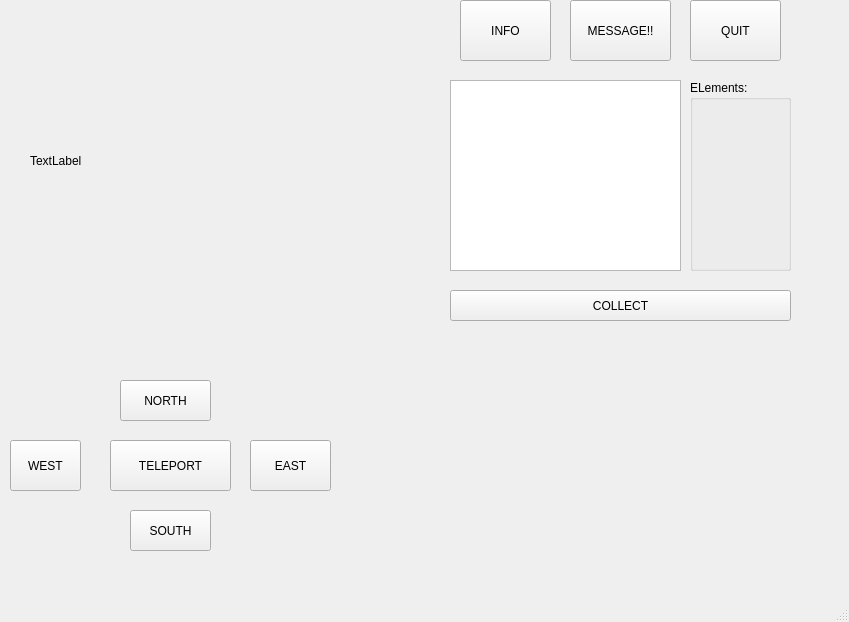
Qt form cs4076_pro/mainwindow.ui (7LuxinC/programming_project) before a commit.
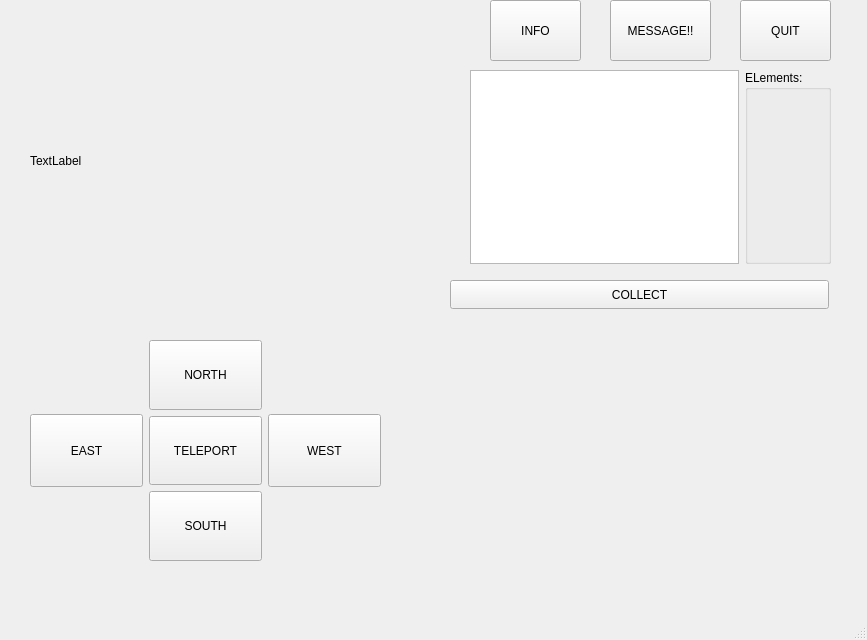
The same form after that commit. Icons and pictures are not drawn.

Diff of the .ui file:
```diff
--- a/cs4076_pro/mainwindow.ui
+++ b/cs4076_pro/mainwindow.ui
@@ -6,8 +6,8 @@
    <rect>
     <x>0</x>
     <y>0</y>
-    <width>849</width>
-    <height>622</height>
+    <width>867</width>
+    <height>640</height>
    </rect>
   </property>
   <property name="windowTitle">
@@ -17,7 +17,7 @@
    <widget class="QPushButton" name="quitBtn">
     <property name="geometry">
      <rect>
-      <x>690</x>
+      <x>740</x>
       <y>0</y>
       <width>91</width>
       <height>61</height>
@@ -33,7 +33,7 @@
    <widget class="QPushButton" name="messageBtn">
     <property name="geometry">
      <rect>
-      <x>570</x>
+      <x>610</x>
       <y>0</y>
       <width>101</width>
       <height>61</height>
@@ -49,7 +49,7 @@
    <widget class="QPushButton" name="infoBtn">
     <property name="geometry">
      <rect>
-      <x>460</x>
+      <x>490</x>
       <y>0</y>
       <width>91</width>
       <height>61</height>
@@ -62,94 +62,12 @@
      <string>INFO</string>
     </property>
    </widget>
-   <widget class="QPushButton" name="northBtn">
-    <property name="geometry">
-     <rect>
-      <x>120</x>
-      <y>380</y>
-      <width>91</width>
-      <height>41</height>
-     </rect>
-    </property>
-    <property name="font">
-     <font/>
-    </property>
-    <property name="text">
-     <string>NORTH</string>
-    </property>
-   </widget>
-   <widget class="QPushButton" name="west">
-    <property name="geometry">
-     <rect>
-      <x>10</x>
-      <y>440</y>
-      <width>71</width>
-      <height>51</height>
-     </rect>
-    </property>
-    <property name="font">
-     <font/>
-    </property>
-    <property name="text">
-     <string>WEST</string>
-    </property>
-   </widget>
-   <widget class="QPushButton" name="eastBtn">
-    <property name="geometry">
-     <rect>
-      <x>250</x>
-      <y>440</y>
-      <width>81</width>
-      <height>51</height>
-     </rect>
-    </property>
-    <property name="font">
-     <font/>
-    </property>
-    <property name="text">
-     <string>EAST</string>
-    </property>
-   </widget>
-   <widget class="QPushButton" name="southBtn">
-    <property name="geometry">
-     <rect>
-      <x>130</x>
-      <y>510</y>
-      <width>81</width>
-      <height>41</height>
-     </rect>
-    </property>
-    <property name="font">
-     <font>
-      <italic>false</italic>
-     </font>
-    </property>
-    <property name="text">
-     <string>SOUTH</string>
-    </property>
-   </widget>
-   <widget class="QPushButton" name="teleportBtn">
-    <property name="geometry">
-     <rect>
-      <x>110</x>
-      <y>440</y>
-      <width>121</width>
-      <height>51</height>
-     </rect>
-    </property>
-    <property name="font">
-     <font/>
-    </property>
-    <property name="text">
-     <string>TELEPORT</string>
-    </property>
-   </widget>
    <widget class="QLabel" name="label">
     <property name="geometry">
      <rect>
       <x>30</x>
       <y>20</y>
-      <width>401</width>
+      <width>371</width>
       <height>281</height>
      </rect>
     </property>
@@ -157,36 +75,13 @@
      <string>TextLabel</string>
     </property>
    </widget>
-   <widget class="QGroupBox" name="groupBox">
-    <property name="geometry">
-     <rect>
-      <x>690</x>
-      <y>80</y>
-      <width>101</width>
-      <height>191</height>
-     </rect>
-    </property>
-    <property name="title">
-     <string>ELements:</string>
-    </property>
-   </widget>
-   <widget class="QTextEdit" name="textEdit">
-    <property name="geometry">
-     <rect>
-      <x>450</x>
-      <y>80</y>
-      <width>231</width>
-      <height>191</height>
-     </rect>
-    </property>
-   </widget>
    <widget class="QLabel" name="mapImg">
     <property name="geometry">
      <rect>
-      <x>360</x>
+      <x>400</x>
       <y>340</y>
-      <width>441</width>
-      <height>211</height>
+      <width>431</width>
+      <height>221</height>
      </rect>
     </property>
     <property name="text">
@@ -206,9 +101,9 @@
     <property name="geometry">
      <rect>
       <x>450</x>
-      <y>290</y>
-      <width>341</width>
-      <height>31</height>
+      <y>280</y>
+      <width>379</width>
+      <height>29</height>
      </rect>
     </property>
     <property name="font">
@@ -218,6 +113,192 @@
      <string>COLLECT</string>
     </property>
    </widget>
+   <widget class="QWidget" name="horizontalLayoutWidget">
+    <property name="geometry">
+     <rect>
+      <x>30</x>
+      <y>340</y>
+      <width>351</width>
+      <height>221</height>
+     </rect>
+    </property>
+    <layout class="QHBoxLayout" name="horizontalLayout">
+     <item>
+      <layout class="QVBoxLayout" name="verticalLayout_7">
+       <item>
+        <spacer name="verticalSpacer_3">
+         <property name="orientation">
+          <enum>Qt::Vertical</enum>
+         </property>
+         <property name="sizeHint" stdset="0">
+          <size>
+           <width>20</width>
+           <height>40</height>
+          </size>
+         </property>
+        </spacer>
+       </item>
+       <item>
+        <widget class="QPushButton" name="eastBtn">
+         <property name="sizePolicy">
+          <sizepolicy hsizetype="Minimum" vsizetype="Expanding">
+           <horstretch>0</horstretch>
+           <verstretch>0</verstretch>
+          </sizepolicy>
+         </property>
+         <property name="font">
+          <font/>
+         </property>
+         <property name="text">
+          <string>EAST</string>
+         </property>
+         <property name="iconSize">
+          <size>
+           <width>30</width>
+           <height>30</height>
+          </size>
+         </property>
+        </widget>
+       </item>
+       <item>
+        <spacer name="verticalSpacer_4">
+         <property name="orientation">
+          <enum>Qt::Vertical</enum>
+         </property>
+         <property name="sizeHint" stdset="0">
+          <size>
+           <width>20</width>
+           <height>40</height>
+          </size>
+         </property>
+        </spacer>
+       </item>
+      </layout>
+     </item>
+     <item>
+      <layout class="QVBoxLayout" name="verticalLayout">
+       <item>
+        <widget class="QPushButton" name="northBtn">
+         <property name="sizePolicy">
+          <sizepolicy hsizetype="Minimum" vsizetype="Expanding">
+           <horstretch>0</horstretch>
+           <verstretch>0</verstretch>
+          </sizepolicy>
+         </property>
+         <property name="font">
+          <font/>
+         </property>
+         <property name="text">
+          <string>NORTH</string>
+         </property>
+        </widget>
+       </item>
+       <item>
+        <widget class="QPushButton" name="teleportBtn">
+         <property name="sizePolicy">
+          <sizepolicy hsizetype="Minimum" vsizetype="Expanding">
+           <horstretch>0</horstretch>
+           <verstretch>0</verstretch>
+          </sizepolicy>
+         </property>
+         <property name="font">
+          <font/>
+         </property>
+         <property name="text">
+          <string>TELEPORT</string>
+         </property>
+        </widget>
+       </item>
+       <item>
+        <widget class="QPushButton" name="southBtn">
+         <property name="sizePolicy">
+          <sizepolicy hsizetype="Minimum" vsizetype="Expanding">
+           <horstretch>0</horstretch>
+           <verstretch>0</verstretch>
+          </sizepolicy>
+         </property>
+         <property name="font">
+          <font>
+           <italic>false</italic>
+          </font>
+         </property>
+         <property name="text">
+          <string>SOUTH</string>
+         </property>
+        </widget>
+       </item>
+      </layout>
+     </item>
+     <item>
+      <layout class="QVBoxLayout" name="verticalLayout_6">
+       <item>
+        <spacer name="verticalSpacer">
+         <property name="orientation">
+          <enum>Qt::Vertical</enum>
+         </property>
+         <property name="sizeHint" stdset="0">
+          <size>
+           <width>20</width>
+           <height>40</height>
+          </size>
+         </property>
+        </spacer>
+       </item>
+       <item>
+        <widget class="QPushButton" name="west">
+         <property name="sizePolicy">
+          <sizepolicy hsizetype="Minimum" vsizetype="Expanding">
+           <horstretch>0</horstretch>
+           <verstretch>0</verstretch>
+          </sizepolicy>
+         </property>
+         <property name="font">
+          <font/>
+         </property>
+         <property name="text">
+          <string>WEST</string>
+         </property>
+        </widget>
+       </item>
+       <item>
+        <spacer name="verticalSpacer_2">
+         <property name="orientation">
+          <enum>Qt::Vertical</enum>
+         </property>
+         <property name="sizeHint" stdset="0">
+          <size>
+           <width>20</width>
+           <height>40</height>
+          </size>
+         </property>
+        </spacer>
+       </item>
+      </layout>
+     </item>
+    </layout>
+   </widget>
+   <widget class="QWidget" name="">
+    <property name="geometry">
+     <rect>
+      <x>470</x>
+      <y>70</y>
+      <width>361</width>
+      <height>194</height>
+     </rect>
+    </property>
+    <layout class="QHBoxLayout" name="horizontalLayout_4">
+     <item>
+      <widget class="QTextEdit" name="output"/>
+     </item>
+     <item>
+      <widget class="QGroupBox" name="groupBox">
+       <property name="title">
+        <string>ELements:</string>
+       </property>
+      </widget>
+     </item>
+    </layout>
+   </widget>
   </widget>
   <widget class="QMenuBar" name="menubar">
    <property name="geometry">
```
Left out of the diff: 2 changed lines with no effect on the pictures.
